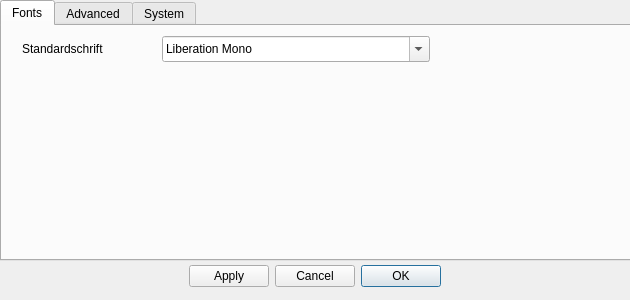
The window that nasettings.ui (dgj1983/Notatio-Antiqua) describes before a commit, drawn with Qt 5.
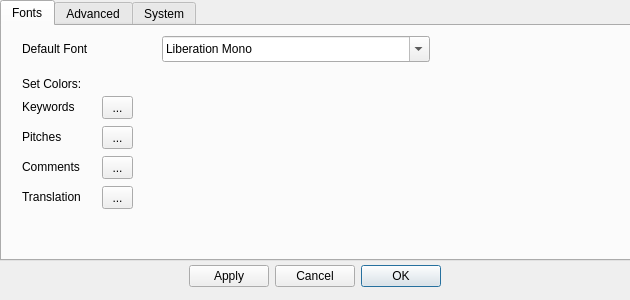
The same window after the commit. The open tabs and pages were chosen to show the change. Icons and pictures are not drawn.

What changed in the file:
```diff
--- a/nasettings.ui
+++ b/nasettings.ui
@@ -99,7 +99,124 @@
       </rect>
      </property>
      <property name="text">
-      <string>Standardschrift</string>
+      <string>Default Font</string>
+     </property>
+    </widget>
+    <widget class="QLabel" name="label_2">
+     <property name="geometry">
+      <rect>
+       <x>20</x>
+       <y>50</y>
+       <width>71</width>
+       <height>16</height>
+      </rect>
+     </property>
+     <property name="text">
+      <string>Set Colors:</string>
+     </property>
+    </widget>
+    <widget class="QLabel" name="label_3">
+     <property name="geometry">
+      <rect>
+       <x>20</x>
+       <y>70</y>
+       <width>62</width>
+       <height>21</height>
+      </rect>
+     </property>
+     <property name="text">
+      <string>Keywords</string>
+     </property>
+    </widget>
+    <widget class="QLabel" name="label_4">
+     <property name="geometry">
+      <rect>
+       <x>20</x>
+       <y>100</y>
+       <width>62</width>
+       <height>21</height>
+      </rect>
+     </property>
+     <property name="text">
+      <string>Pitches </string>
+     </property>
+    </widget>
+    <widget class="QLabel" name="label_5">
+     <property name="geometry">
+      <rect>
+       <x>20</x>
+       <y>130</y>
+       <width>71</width>
+       <height>21</height>
+      </rect>
+     </property>
+     <property name="text">
+      <string>Comments</string>
+     </property>
+    </widget>
+    <widget class="QLabel" name="label_6">
+     <property name="geometry">
+      <rect>
+       <x>20</x>
+       <y>160</y>
+       <width>71</width>
+       <height>21</height>
+      </rect>
+     </property>
+     <property name="text">
+      <string>Translation</string>
+     </property>
+    </widget>
+    <widget class="QToolButton" name="toolButton">
+     <property name="geometry">
+      <rect>
+       <x>100</x>
+       <y>70</y>
+       <width>31</width>
+       <height>23</height>
+      </rect>
+     </property>
+     <property name="text">
+      <string>...</string>
+     </property>
+    </widget>
+    <widget class="QToolButton" name="toolButton_2">
+     <property name="geometry">
+      <rect>
+       <x>100</x>
+       <y>100</y>
+       <width>31</width>
+       <height>23</height>
+      </rect>
+     </property>
+     <property name="text">
+      <string>...</string>
+     </property>
+    </widget>
+    <widget class="QToolButton" name="toolButton_3">
+     <property name="geometry">
+      <rect>
+       <x>100</x>
+       <y>130</y>
+       <width>31</width>
+       <height>23</height>
+      </rect>
+     </property>
+     <property name="text">
+      <string>...</string>
+     </property>
+    </widget>
+    <widget class="QToolButton" name="toolButton_4">
+     <property name="geometry">
+      <rect>
+       <x>100</x>
+       <y>160</y>
+       <width>31</width>
+       <height>23</height>
+      </rect>
+     </property>
+     <property name="text">
+      <string>...</string>
      </property>
     </widget>
    </widget>
```
Left out of the diff: 2 changed lines with no effect on the pictures.
